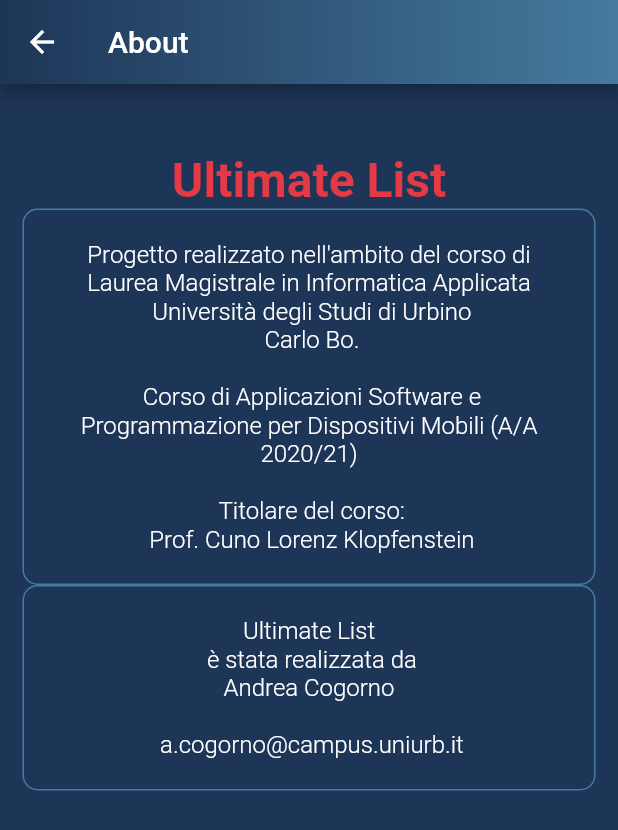
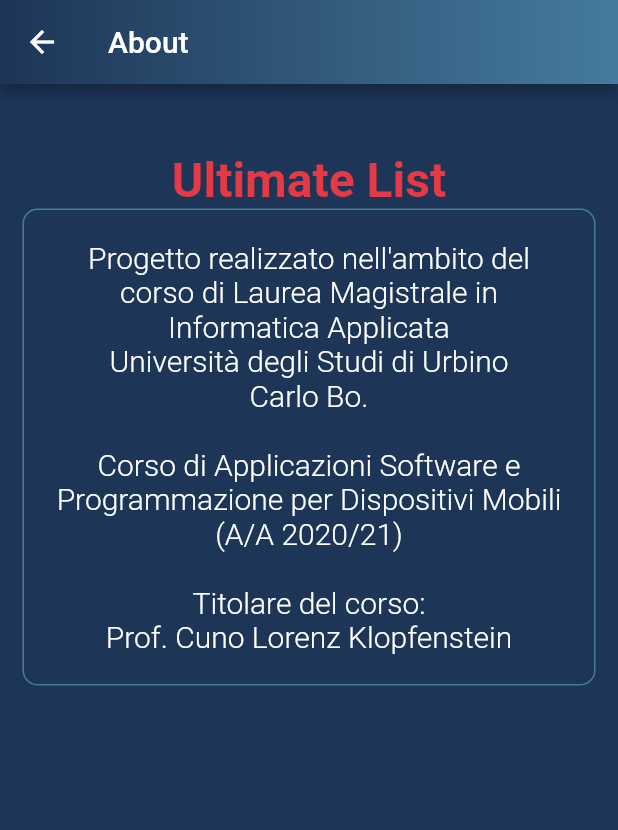
Before and after one commit to cogo71/FlutterProject, a Flutter app: the AboutPage screen opened by its route, on a phone screen of 412 x 824 dp. Shown: the top 830 px of the screen. Run offline on Flutter 3.47's test engine with Material 2 defaults, Android fonts, the phone set to English and light mode, and no system bars.

Commit message:
Last Version

```diff
--- a/lib/aboutpage.dart
+++ b/lib/aboutpage.dart
@@ -1,3 +1,4 @@
+import 'package:flutter/cupertino.dart';
 import 'package:flutter/material.dart';
 
 class AboutPage extends StatefulWidget {
@@ -6,7 +7,6 @@ class AboutPage extends StatefulWidget {
 }
 
 class _AboutPageState extends State<AboutPage> {
-  int _tabIndex = 0;
 
   @override
   Widget build(BuildContext context) {
@@ -25,13 +25,16 @@ class _AboutPageState extends State<AboutPage> {
           ),
         ),
       ),
-      body: Container(
+      body: SingleChildScrollView(
+        child: Column(
+          mainAxisSize: MainAxisSize.max,
+          children: <Widget>[
+            Container(
+              height: MediaQuery.of(context).size.height,
               color: Color.fromRGBO(29, 53, 87, 1),
               padding: const EdgeInsets.all(15),
               child: Column(
                 mainAxisSize: MainAxisSize.max,
-          //mainAxisAlignment: MainAxisAlignment.spaceBetween,
-          crossAxisAlignment: CrossAxisAlignment.stretch,
                 children: [
                   Container(padding: EdgeInsets.fromLTRB(20, 20, 20, 10)),
                   Text('Ultimate List',
@@ -50,34 +53,30 @@ class _AboutPageState extends State<AboutPage> {
                           color: Color.fromRGBO(69, 123, 157, 1), width: 1.0),
                       borderRadius: BorderRadius.circular(10),
                     ),
-              child: Text(
-                  'Progetto realizzato nell\'ambito del corso di Laurea Magistrale in Informatica Applicata \n Università degli Studi di Urbino'
-                  '\n Carlo Bo. \n \n Corso di Applicazioni Software e Programmazione per Dispositivi Mobili (A/A 2020/21)\n'
-                  '\n Titolare del corso: \n Prof. Cuno Lorenz Klopfenstein',
+                    child: RichText(
                       textAlign: TextAlign.center,
+                      text: TextSpan(
+                        children: [
+                          TextSpan(
+                            text:
+                                'Progetto realizzato nell\'ambito del corso di Laurea Magistrale in Informatica Applicata\n'
+                                'Università degli Studi di Urbino'
+                                '\nCarlo Bo. \n \nCorso di Applicazioni Software e Programmazione per Dispositivi Mobili (A/A 2020/21)\n'
+                                '\nTitolare del corso: \nProf. Cuno Lorenz Klopfenstein',
+                            //'\n \nUltimate List è stata realizzata da Andrea Cogorno'
+                            //'\na.cogorno@campus.uniurb.it',
                             style: TextStyle(
-                    fontSize: 16.0,
+                                fontSize: 20.0,
                                 color: Colors.white,
-                    fontWeight: FontWeight.w300,
-                  )),
+                                fontWeight: FontWeight.w300),
                           ),
-            Container(
-              padding: EdgeInsets.fromLTRB(20, 20, 20, 20),
-              decoration: BoxDecoration(
-                shape: BoxShape.rectangle,
-                border: Border.all(
-                    color: Color.fromRGBO(69, 123, 157, 1), width: 1.0),
-                borderRadius: BorderRadius.circular(10),
+                        ],
                       ),
-              child: Text(
-                  'Ultimate List \n è stata realizzata da \nAndrea Cogorno \n \n a.cogorno@campus.uniurb.it',
-                  textAlign: TextAlign.center,
-                  style: TextStyle(
-                    fontSize: 16.0,
-                    color: Colors.white,
-                    fontWeight: FontWeight.w300,
-                  )),
-            )
+                    ),
+                  ),
+                ],
+              ),
+            ),
           ],
         ),
       ),
--- a/lib/item_page.dart
+++ b/lib/item_page.dart
@@ -79,7 +79,7 @@ class _ItemPageState extends State<ItemPage> {
               children: [
                 FloatingActionButton(
                     child: const Icon(Icons.done_sharp),
-                    tooltip: 'Premi per aggiungere un articolo',
+                    tooltip: 'Premi per salvare le modifiche',
                     backgroundColor: Color.fromRGBO(230, 57, 70, 1),
                     onPressed: () {
                       Navigator.of(context).pop(true);
--- a/pubspec.yaml
+++ b/pubspec.yaml
@@ -25,9 +25,6 @@ dependencies:
     sdk: flutter
 
   provider: ^4.3.2
-
-  sqflite: ^1.3.2
-
 
 
   # The following adds the Cupertino Icons font to your application.
```
Also changed, not shown: lib/infopage.dart (+17 -9 lines), lib/main_page.dart (+10 -7 lines), pubspec.lock. Lines whose indentation alone changed are shown as unchanged.
